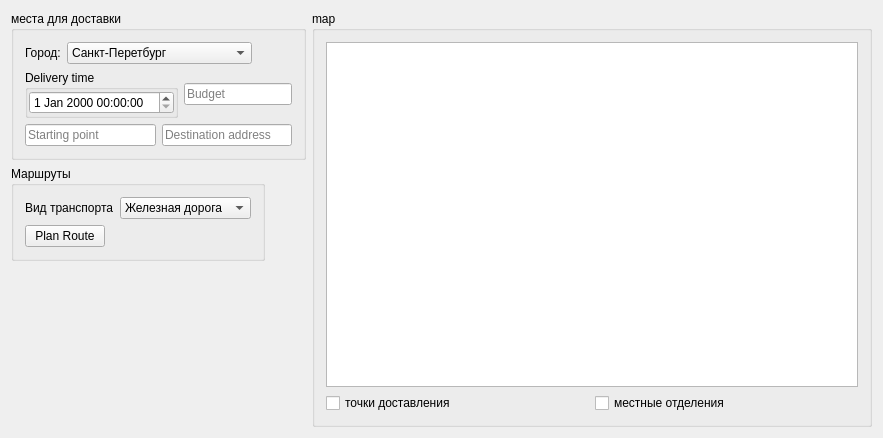
Before: the Qt Designer form widget.ui in h1m5/dhr_mdp, drawn with Qt 5.
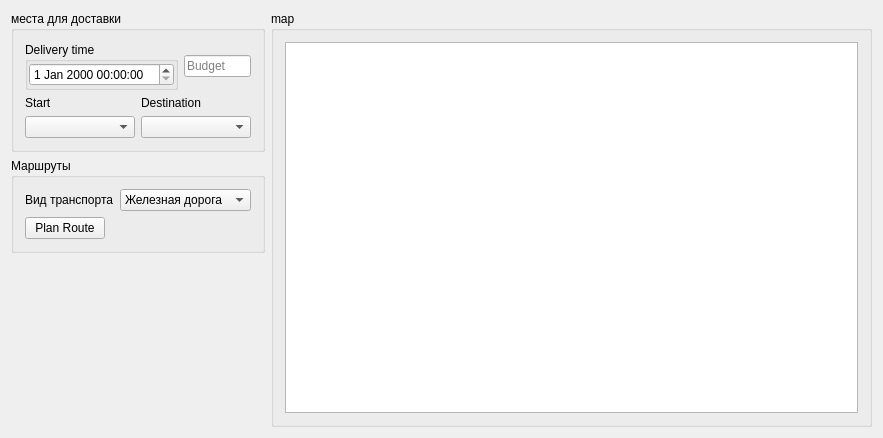
After: the same form once the commit is applied.

```diff
--- a/widget.ui
+++ b/widget.ui
@@ -13,8 +13,10 @@
   <property name="windowTitle">
    <string>Widget</string>
   </property>
-  <layout class="QGridLayout" name="gridLayout_2">
-   <item row="0" column="0">
+  <layout class="QHBoxLayout" name="horizontalLayout_5">
+   <item>
+    <layout class="QVBoxLayout" name="verticalLayout_6">
+     <item>
     <widget class="QGroupBox" name="groupBox_2">
      <property name="sizePolicy">
       <sizepolicy hsizetype="Maximum" vsizetype="Preferred">
@@ -26,53 +28,6 @@
       <string>места для доставки</string>
      </property>
      <layout class="QVBoxLayout" name="verticalLayout">
-      <item>
-       <layout class="QHBoxLayout" name="horizontalLayout_2">
-        <item>
-         <widget class="QLabel" name="label">
-          <property name="text">
-           <string>Город:</string>
-          </property>
-         </widget>
-        </item>
-        <item>
-         <widget class="QComboBox" name="comboBox">
-          <property name="sizePolicy">
-           <sizepolicy hsizetype="MinimumExpanding" vsizetype="Fixed">
-            <horstretch>0</horstretch>
-            <verstretch>0</verstretch>
-           </sizepolicy>
-          </property>
-          <item>
-           <property name="text">
-            <string>Санкт-Перетбург</string>
-           </property>
-          </item>
-          <item>
-           <property name="text">
-            <string>Москва</string>
-           </property>
-          </item>
-         </widget>
-        </item>
-        <item>
-         <spacer name="horizontalSpacer_2">
-          <property name="orientation">
-           <enum>Qt::Horizontal</enum>
-          </property>
-          <property name="sizeType">
-           <enum>QSizePolicy::Preferred</enum>
-          </property>
-          <property name="sizeHint" stdset="0">
-           <size>
-            <width>40</width>
-            <height>20</height>
-           </size>
-          </property>
-         </spacer>
-        </item>
-       </layout>
-      </item>
       <item>
        <layout class="QHBoxLayout" name="horizontalLayout_7">
         <item>
@@ -124,63 +79,41 @@
        </layout>
       </item>
       <item>
-       <layout class="QHBoxLayout" name="horizontalLayout_5">
+         <layout class="QHBoxLayout" name="horizontalLayout_3">
         <item>
-         <widget class="QLineEdit" name="lineEdit_3">
-          <property name="readOnly">
-           <bool>true</bool>
-          </property>
-          <property name="placeholderText">
-           <string>Starting point </string>
-          </property>
+           <layout class="QVBoxLayout" name="verticalLayout_4">
+            <item>
+             <widget class="QLabel" name="label_3">
+              <property name="text">
+               <string>Start</string>
+              </property>
          </widget>
         </item>
         <item>
-         <widget class="QLineEdit" name="lineEdit_4">
-          <property name="readOnly">
-           <bool>false</bool>
-          </property>
-          <property name="placeholderText">
-           <string>Destination address</string>
-          </property>
-         </widget>
+             <widget class="QComboBox" name="cityComboBox"/>
         </item>
        </layout>
       </item>
-     </layout>
-    </widget>
-   </item>
-   <item row="0" column="1" rowspan="3">
-    <widget class="QGroupBox" name="groupBox">
-     <property name="title">
-      <string>map</string>
-     </property>
-     <layout class="QVBoxLayout" name="verticalLayout_2">
       <item>
-       <widget class="QGraphicsView" name="graphicsView"/>
-      </item>
+           <layout class="QVBoxLayout" name="verticalLayout_5">
       <item>
-       <layout class="QHBoxLayout" name="horizontalLayout_4">
-        <item>
-         <widget class="QCheckBox" name="checkBox">
+             <widget class="QLabel" name="label_4">
           <property name="text">
-           <string>точки доставления</string>
+               <string>Destination</string>
           </property>
          </widget>
         </item>
         <item>
-         <widget class="QCheckBox" name="checkBox_2">
-          <property name="text">
-           <string>местные отделения</string>
-          </property>
-         </widget>
+             <widget class="QComboBox" name="destinationComboBox"/>
         </item>
        </layout>
       </item>
      </layout>
-    </widget>
-   </item>
-   <item row="1" column="0">
+        </item>
+       </layout>
+      </widget>
+     </item>
+     <item>
     <widget class="QGroupBox" name="groupBox_4">
      <property name="sizePolicy">
       <sizepolicy hsizetype="Maximum" vsizetype="Preferred">
@@ -252,18 +185,32 @@
      </layout>
     </widget>
    </item>
-   <item row="2" column="0">
+     <item>
     <spacer name="verticalSpacer">
      <property name="orientation">
       <enum>Qt::Vertical</enum>
      </property>
      <property name="sizeHint" stdset="0">
       <size>
-       <width>20</width>
-       <height>40</height>
+         <width>17</width>
+         <height>37</height>
       </size>
      </property>
     </spacer>
+     </item>
+    </layout>
+   </item>
+   <item>
+    <widget class="QGroupBox" name="groupBox">
+     <property name="title">
+      <string>map</string>
+     </property>
+     <layout class="QVBoxLayout" name="verticalLayout_2">
+      <item>
+       <widget class="QGraphicsView" name="graphicsView"/>
+      </item>
+     </layout>
+    </widget>
    </item>
   </layout>
  </widget>
```
Left out of the diff: 2 changed lines with no effect on the pictures. Lines whose indentation alone changed are shown as unchanged.
